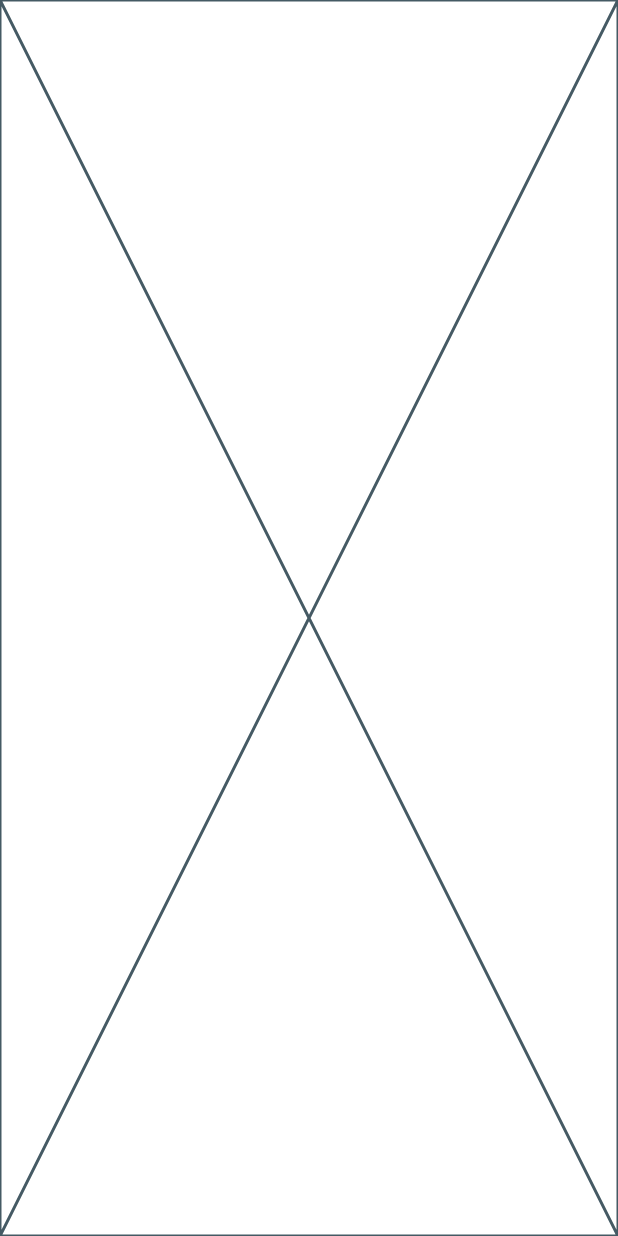
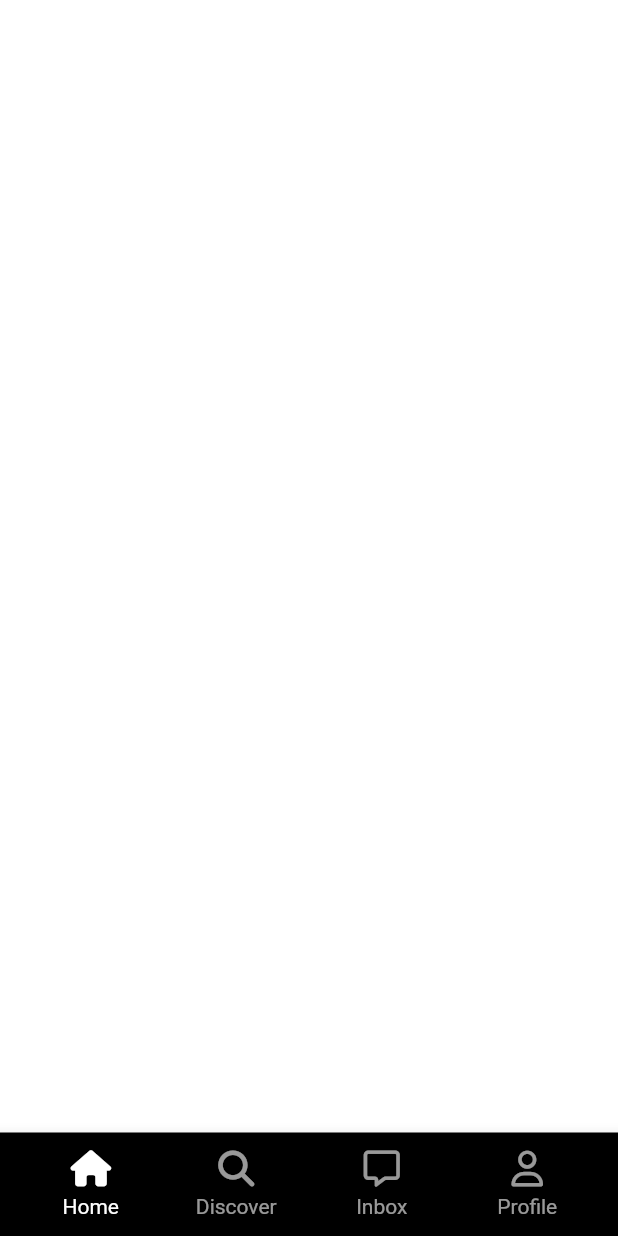
Before and after one commit to kangsudal/tiktok_clone, a Flutter app: the screen it shows after launch, on a phone screen of 412 x 824 dp. Run offline on Flutter 3.47's test engine with Material 2 defaults, Android fonts, the phone set to English and light mode, and no system bars; our stand-ins replace font_awesome_flutter.

Commit message:
Custom NavigationBar 완료

```diff
--- /dev/null
+++ b/lib/features/main_navigation/main_navigation_screen.dart
@@ -0,0 +1,83 @@
+import 'package:flutter/material.dart';
+import 'package:font_awesome_flutter/font_awesome_flutter.dart';
+import 'package:tiktok_clone/constants/gaps.dart';
+import 'package:tiktok_clone/features/main_navigation/widgets/nav_tab.dart';
+
+import '../../constants/sizes.dart';
+
+class MainNavigationScreen extends StatefulWidget {
+  const MainNavigationScreen({Key? key}) : super(key: key);
+
+  @override
+  State<MainNavigationScreen> createState() => _MainNavigationScreenState();
+}
+
+class _MainNavigationScreenState extends State<MainNavigationScreen> {
+  int _selectedIndex = 0;
+
+  final screens = [
+    const Center(
+      child: Text(
+        'Home',
+        style: TextStyle(
+          fontSize: 49,
+        ),
+      ),
+    ),
+    const Center(
+      child: Text(
+        'Search',
+        style: TextStyle(
+          fontSize: 49,
+        ),
+      ),
+    ),
+  ];
+
+  void _onTap(int index) {
+    setState(() {
+      _selectedIndex = index;
+    });
+  }
+
+  @override
+  Widget build(BuildContext context) {
+    return Scaffold(
+      bottomNavigationBar: BottomAppBar(
+        color: Colors.black,
+        child: Padding(
+          padding: EdgeInsets.all(Sizes.size12),
+          child: Row(
+            mainAxisAlignment: MainAxisAlignment.spaceBetween,
+            children: [
+              NavTab(
+                text: 'Home',
+                isSelected: _selectedIndex == 0,
+                icon: FontAwesomeIcons.house,
+                onTap: () => _onTap(0),
+              ),
+              NavTab(
+                text: 'Discover',
+                isSelected: _selectedIndex == 1,
+                icon: FontAwesomeIcons.magnifyingGlass,
+                onTap: () => _onTap(1),
+              ),
+              NavTab(
+                text: 'Inbox',
+                isSelected: _selectedIndex == 3,
+                icon: FontAwesomeIcons.message,
+                onTap: () => _onTap(3),
+              ),
+              NavTab(
+                text: 'Profile',
+                isSelected: _selectedIndex == 4,
+                icon: FontAwesomeIcons.user,
+                onTap: () => _onTap(4),
+              ),
+            ],
+          ),
+        ),
+      ),
+    );
+  }
+}
--- /dev/null
+++ b/lib/features/main_navigation/widgets/nav_tab.dart
@@ -0,0 +1,51 @@
+import 'package:flutter/material.dart';
+import 'package:font_awesome_flutter/font_awesome_flutter.dart';
+import 'package:tiktok_clone/constants/gaps.dart';
+
+class NavTab extends StatelessWidget {
+  final String text;
+  final bool isSelected;
+  final IconData icon;
+  final Function onTap;
+
+  const NavTab({
+    Key? key,
+    required this.text,
+    required this.isSelected,
+    required this.icon,
+    required this.onTap,
+  }) : super(key: key);
+
+  @override
+  Widget build(BuildContext context) {
+    return Expanded(
+      //Expanded+GestureDetector+Container(활성화된, 색을 지우면안됨)를 해줘야 선택영역이 넓어진다.
+      child: GestureDetector(
+        onTap: () => onTap(),
+        child: Container(
+          color: Colors.black,
+          child: AnimatedOpacity(
+            opacity: isSelected ? 1 : 0.6,
+            duration: Duration(milliseconds: 300),
+            child: Column(
+              mainAxisSize: MainAxisSize.min,
+              children: [
+                FaIcon(
+                  icon,
+                  color: Colors.white,
+                ),
+                Gaps.v5,
+                Text(
+                  text,
+                  style: TextStyle(
+                    color: Colors.white,
+                  ),
+                ),
+              ],
+            ),
+          ),
+        ),
+      ),
+    );
+  }
+}
--- a/lib/features/onboarding/tutorial_screen.dart
+++ b/lib/features/onboarding/tutorial_screen.dart
@@ -2,7 +2,7 @@ import 'package:flutter/cupertino.dart';
 import 'package:flutter/material.dart';
 import 'package:tiktok_clone/constants/gaps.dart';
 import 'package:tiktok_clone/constants/sizes.dart';
-import 'package:tiktok_clone/features/tab_navigation/main_navigation_screen.dart';
+import 'package:tiktok_clone/features/main_navigation/main_navigation_screen.dart';
 
 enum Direction { right, left }
 
--- a/lib/features/tab_navigation/main_navigation_screen.dart
+++ /dev/null
@@ -1,15 +0,0 @@
-import 'package:flutter/material.dart';
-
-class MainNavigationScreen extends StatefulWidget {
-  const MainNavigationScreen({Key? key}) : super(key: key);
-
-  @override
-  State<MainNavigationScreen> createState() => _MainNavigationScreenState();
-}
-
-class _MainNavigationScreenState extends State<MainNavigationScreen> {
-  @override
-  Widget build(BuildContext context) {
-    return const Placeholder();
-  }
-}
--- a/lib/main.dart
+++ b/lib/main.dart
@@ -1,7 +1,7 @@
 import 'package:flutter/material.dart';
 import 'package:tiktok_clone/constants/sizes.dart';
 import 'package:tiktok_clone/features/authentication/sign_up_screen.dart';
-import 'package:tiktok_clone/features/tab_navigation/main_navigation_screen.dart';
+import 'package:tiktok_clone/features/main_navigation/main_navigation_screen.dart';
 
 void main() {
   runApp(const TikTokApp());
```
